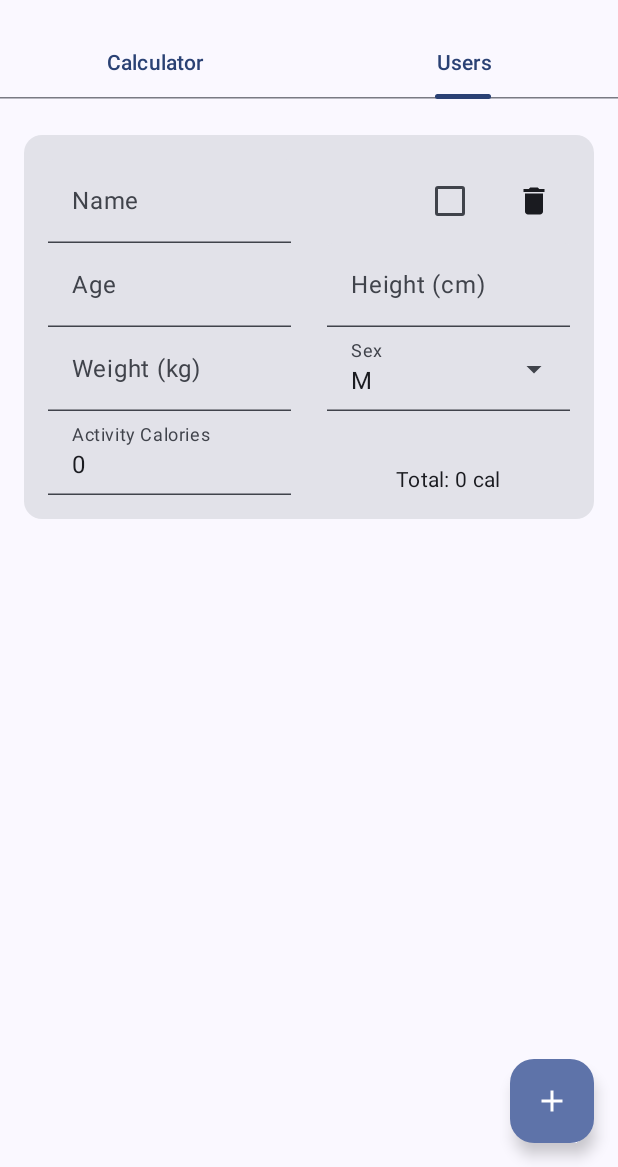
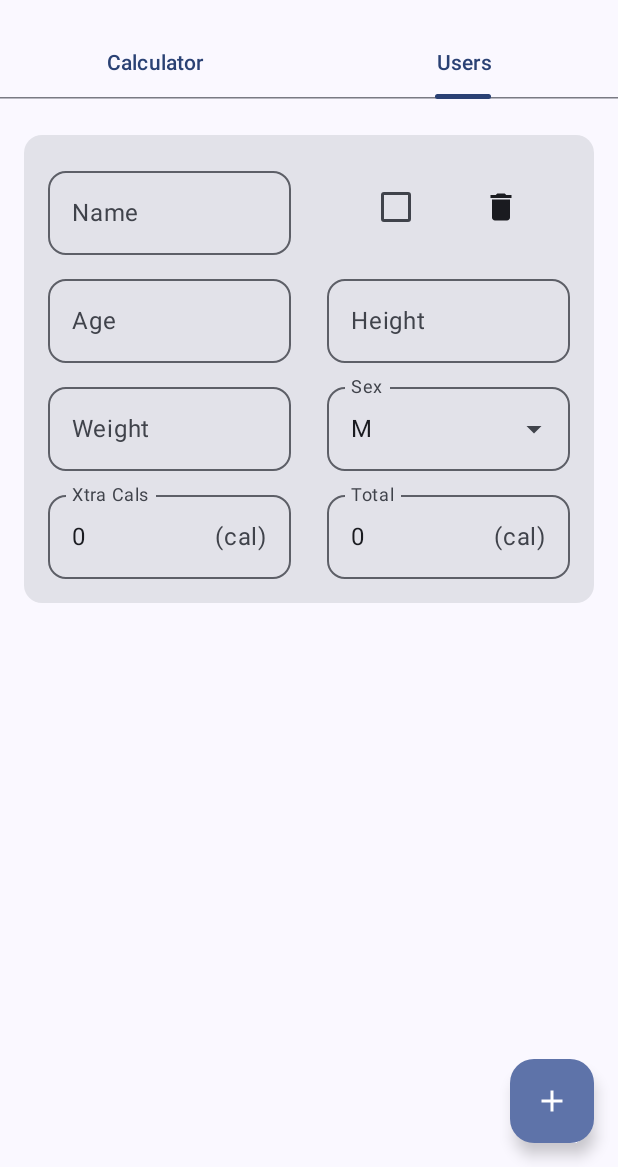
Before and after one commit to Langers13/Splita, an Android app built with Jetpack Compose: the screen it shows after launch (MainActivity), tab 2 chosen, on a phone screen of 412 x 824 dp, the part 69-1236 px from its top. Run offline under Robolectric (Android 15) with nearby library versions, the phone set to English and light mode, and no system bars.

Commit message:
V2.2 - Updates to Users UX

```diff
--- a/app/src/main/java/com/example/splita/ui/calculator/CalculatorScreen.kt
+++ b/app/src/main/java/com/example/splita/ui/calculator/CalculatorScreen.kt
@@ -44,8 +44,8 @@ fun CalculatorScreen(viewModel: UserViewModel) {
         )
     }
 
-    Column(modifier = Modifier.padding(16.dp)) {
-        TextField(
+    Column(modifier = Modifier.padding(24.dp)) {
+        OutlinedTextField(
             value = foodWeight,
             onValueChange = {},
             readOnly = true,
--- a/app/src/main/java/com/example/splita/ui/users/UsersScreen.kt
+++ b/app/src/main/java/com/example/splita/ui/users/UsersScreen.kt
@@ -7,10 +7,10 @@ import androidx.compose.material.icons.Icons
 import androidx.compose.material.icons.filled.Add
 import androidx.compose.material.icons.filled.Delete
 import androidx.compose.material3.*
+import androidx.compose.material3.MaterialTheme
 import androidx.compose.runtime.*
 import androidx.compose.ui.Alignment
 import androidx.compose.ui.Modifier
-import androidx.compose.ui.text.style.TextAlign
 import androidx.compose.ui.unit.dp
 import com.example.splita.model.User
 import com.example.splita.ui.UserViewModel
@@ -57,11 +57,12 @@ fun UserCard(
     Card(modifier = Modifier.padding(vertical = 8.dp)) {
         Column(modifier = Modifier.padding(16.dp)) {
             Row(verticalAlignment = Alignment.CenterVertically) {
-                TextField(
+                OutlinedTextField(
                     value = user.name,
                     onValueChange = { onUserChange(user.copy(name = it)) },
                     label = { Text("Name") },
-                    modifier = Modifier.weight(1f)
+                    modifier = Modifier.weight(1f),
+                    shape = MaterialTheme.shapes.medium
                 )
                 Spacer(modifier = Modifier.width(24.dp))
                 Row(
@@ -69,47 +70,60 @@ fun UserCard(
                     horizontalArrangement = Arrangement.End,
                     verticalAlignment = Alignment.CenterVertically
                 ) {
+                    Spacer(modifier = Modifier.weight(1f))
                     Checkbox(checked = user.isSelected, onCheckedChange = { onSelect() })
-                    Spacer(modifier = Modifier.width(8.dp))
+                    Spacer(modifier = Modifier.weight(1f))
                     IconButton(onClick = onDelete) {
                         Icon(Icons.Filled.Delete, contentDescription = "Delete User")
                     }
+                    Spacer(modifier = Modifier.weight(1f))
                 }
             }
-            Row(modifier = Modifier.fillMaxWidth()) {
-                TextField(
+            Spacer(modifier = Modifier.height(8.dp))
+            Row(modifier = Modifier.fillMaxWidth(),
+                verticalAlignment = Alignment.CenterVertically) {
+                OutlinedTextField(
                     value = if (user.age == 0) "" else user.age.toString(),
                     onValueChange = { onUserChange(user.copy(age = it.toIntOrNull() ?: 0)) },
                     label = { Text("Age") },
-                    modifier = Modifier.weight(1f)
+                    modifier = Modifier.weight(1f),
+                    shape = MaterialTheme.shapes.medium,
+                    suffix = { Text("(yrs)") }
                 )
                 Spacer(modifier = Modifier.width(24.dp))
-                TextField(
+                OutlinedTextField(
                     value = if (user.height == 0) "" else user.height.toString(),
                     onValueChange = { onUserChange(user.copy(height = it.toIntOrNull() ?: 0)) },
-                    label = { Text("Height (cm)") },
-                    modifier = Modifier.weight(1f)
+                    label = { Text("Height") },
+                    modifier = Modifier.weight(1f),
+                    shape = MaterialTheme.shapes.medium,
+                    suffix = { Text("(cm)") }
                 )
             }
-            Row(modifier = Modifier.fillMaxWidth()) {
-                TextField(
+            Spacer(modifier = Modifier.height(8.dp))
+            Row(modifier = Modifier.fillMaxWidth(),
+                verticalAlignment = Alignment.CenterVertically) {
+                OutlinedTextField(
                     value = if (user.weight == 0f) "" else user.weight.toString(),
                     onValueChange = { onUserChange(user.copy(weight = it.toFloatOrNull() ?: 0f)) },
-                    label = { Text("Weight (kg)") },
-                    modifier = Modifier.weight(1f)
+                    label = { Text("Weight") },
+                    modifier = Modifier.weight(1f),
+                    shape = MaterialTheme.shapes.medium,
+                    suffix = { Text("(kg)") }
                 )
                 Spacer(modifier = Modifier.width(24.dp))
-                Box(modifier = Modifier.weight(1f)) {
+                Box(modifier = Modifier.weight(1f),
+                    ) {
                     SexSelector(sex = user.sex) { sex ->
                         onUserChange(user.copy(sex = sex))
                     }
                 }
             }
-            Row(
-                modifier = Modifier.fillMaxWidth(),
-                verticalAlignment = Alignment.Bottom
+            Spacer(modifier = Modifier.height(8.dp))
+            Row(modifier = Modifier.fillMaxWidth(),
+                verticalAlignment = Alignment.CenterVertically
             ) {
-                TextField(
+                OutlinedTextField(
                     value = if (user.activityCalories == 0) "0" else user.activityCalories.toString(),
                     onValueChange = {
                         onUserChange(
@@ -118,15 +132,20 @@ fun UserCard(
                             )
                         )
                     },
-                    label = { Text("Activity Calories") },
-                    modifier = Modifier.weight(1f)
+                    label = { Text("Xtra Cals") },
+                    modifier = Modifier.weight(1f),
+                    shape = MaterialTheme.shapes.medium,
+                    suffix = { Text("(cal)") }
                 )
                 Spacer(modifier = Modifier.width(24.dp))
-                Text(
-                    text = "Total: ${user.totalCalories} cal",
-                    style = MaterialTheme.typography.bodyMedium,
+                OutlinedTextField(
+                    value = "${user.totalCalories}",
+                    onValueChange = {},
+                    label = { Text("Total") },
+                    readOnly = true,
                     modifier = Modifier.weight(1f),
-                    textAlign = TextAlign.Center
+                    shape = MaterialTheme.shapes.medium,
+                    suffix = { Text("(cal)") }
                 )
             }
         }
@@ -139,13 +158,14 @@ fun SexSelector(sex: String, onSexChange: (String) -> Unit) {
     var expanded by remember { mutableStateOf(false) }
 
     ExposedDropdownMenuBox(expanded = expanded, onExpandedChange = { expanded = !expanded }) {
-        TextField(
+        OutlinedTextField(
             value = sex,
             onValueChange = {},
             readOnly = true,
             label = { Text("Sex") },
             trailingIcon = { ExposedDropdownMenuDefaults.TrailingIcon(expanded = expanded) },
-            modifier = Modifier.menuAnchor(ExposedDropdownMenuAnchorType.PrimaryNotEditable)
+            modifier = Modifier.menuAnchor(ExposedDropdownMenuAnchorType.PrimaryNotEditable),
+            shape = MaterialTheme.shapes.medium
         )
         ExposedDropdownMenu(expanded = expanded, onDismissRequest = { expanded = false }) {
             DropdownMenuItem(
```
